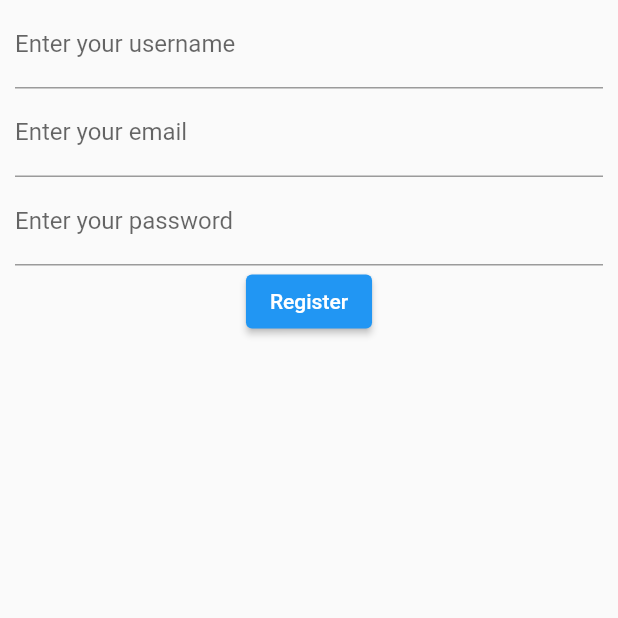
After one commit to hzinnovate/flutter_practice, a Flutter app: the screen it shows after launch, after a tap on "Firebase", on a phone screen of 412 x 824 dp, the top half of it. The commit adds this screen. Run offline on Flutter 3.47's test engine with Material 2 defaults, Android fonts, the phone set to English and light mode, and no system bars; our stand-ins replace firebase_core, math_expressions; accounts and stored records are empty; network calls fail.

Commit message:
firebase setup done

```diff
--- /dev/null
+++ b/lib/connectivityFromFirebase/firebaseConnectivity.dart
@@ -0,0 +1,9 @@
+import "package:flutter/material.dart";
+import 'package:hello/connectivityFromFirebase/register.dart';
+
+class FirebaseConnectivity extends StatelessWidget {
+  @override
+  Widget build(BuildContext context) {
+    return Register();
+  }
+}
--- /dev/null
+++ b/lib/connectivityFromFirebase/register.dart
@@ -0,0 +1,36 @@
+import "package:flutter/material.dart";
+
+class Register extends StatelessWidget {
+  const Register({super.key});
+
+  @override
+  Widget build(BuildContext context) {
+    return Scaffold(
+      body: Container(
+        padding: const EdgeInsets.symmetric(horizontal: 10),
+        child: SafeArea(
+          child: Column(
+            children: [
+              TextFormField(
+                decoration: const InputDecoration(
+                  labelText: 'Enter your username',
+                ),
+              ),
+              TextFormField(
+                decoration: const InputDecoration(
+                  labelText: 'Enter your email',
+                ),
+              ),
+              TextFormField(
+                decoration: const InputDecoration(
+                  labelText: 'Enter your password',
+                ),
+              ),
+              ElevatedButton(onPressed: (){}, child: Text("Register"))
+            ],
+          ),
+        ),
+      ),
+    );
+  }
+}
--- a/lib/home.dart
+++ b/lib/home.dart
@@ -1,6 +1,7 @@
 import "package:flutter/material.dart";
 import 'package:hello/calculator/calculator.dart';
 import 'package:hello/chat/chat.dart';
+import 'package:hello/connectivityFromFirebase/firebaseConnectivity.dart';
 import 'package:hello/counterForBasitStateManagement/counter.dart';
 import 'package:hello/dataFromApiPractice/api.dart';
 import 'package:hello/drawer/drawer.dart';
@@ -46,7 +47,7 @@ class _HomePageState extends State<HomePage> {
                 },
               ),
               ElevatedButton(
-                child: Text("Counter Basit State"),
+                child: Text("Counter State"),
                 onPressed: () {
                   Navigator.push(context,
                       MaterialPageRoute(builder: (context) => Counter()));
@@ -71,8 +72,17 @@ class _HomePageState extends State<HomePage> {
               ElevatedButton(
                 child: Text("API"),
                 onPressed: () {
-                  Navigator.push(context,
-                      MaterialPageRoute(builder: (context) => Api()));
+                  Navigator.push(
+                      context, MaterialPageRoute(builder: (context) => Api()));
+                },
+              ),
+              ElevatedButton(
+                child: Text("Firebase"),
+                onPressed: () {
+                  Navigator.push(
+                      context,
+                      MaterialPageRoute(
+                          builder: (context) => FirebaseConnectivity()));
                 },
               ),
             ],
--- a/lib/main.dart
+++ b/lib/main.dart
@@ -1,13 +1,15 @@
+import 'package:firebase_core/firebase_core.dart';
 import 'package:flutter/material.dart';
 import 'home.dart';
+import 'firebase_options.dart';
 
-void main() {
-  runApp(const MyApp());
+Future<void> main() async {
+  WidgetsFlutterBinding.ensureInitialized();
+  await Firebase.initializeApp(options: DefaultFirebaseOptions.android);
+  runApp(MyApp());
 }
 
 class MyApp extends StatelessWidget {
-  const MyApp({super.key});
-
   @override
   Widget build(BuildContext context) {
     return const MaterialApp(home: HomePage());
--- a/pubspec.yaml
+++ b/pubspec.yaml
@@ -38,6 +38,7 @@ dependencies:
   cupertino_icons: ^1.0.2
   math_expressions: ^2.3.1
   http: ^0.13.5
+  firebase_core: ^1.23.0
 
 dev_dependencies:
   flutter_test:
```
Also changed, not shown: lib/firebase_options.dart (added), pubspec.lock, 9 other files.
